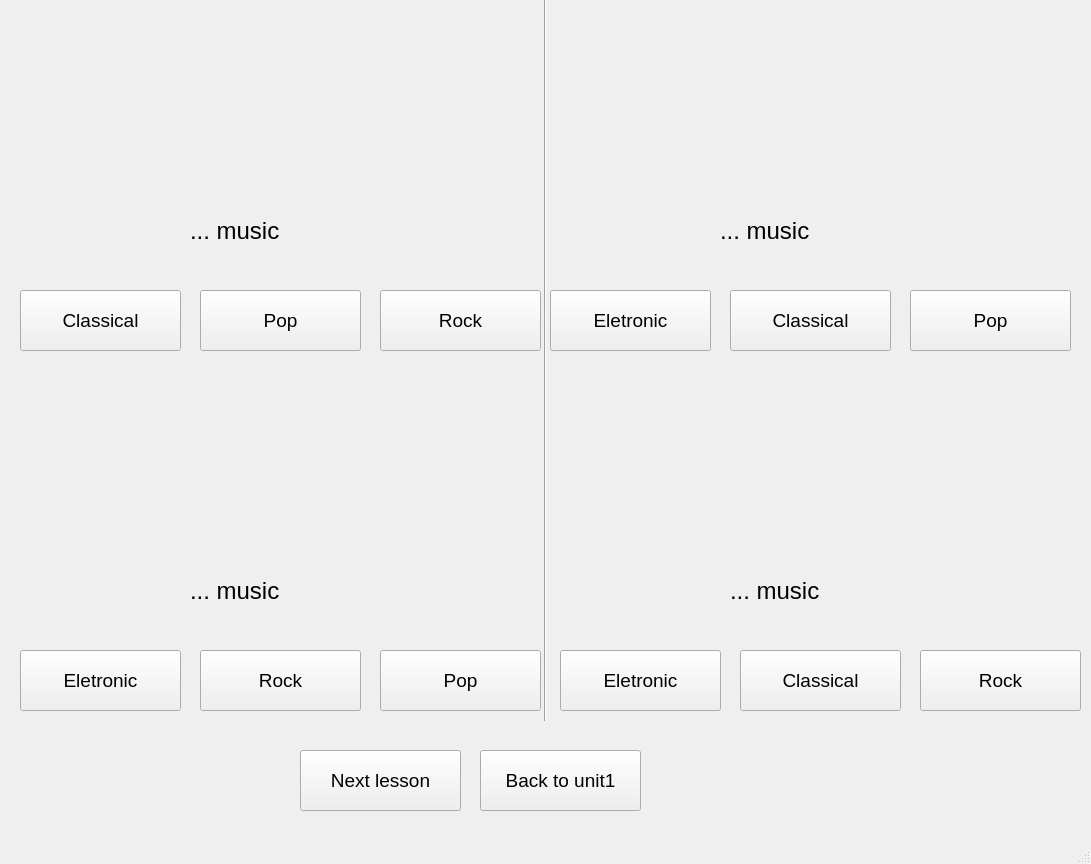
Qt form SPCK/Gui/music4.ui (trongphuc1/TL-C4K-PTI01-) before a commit.
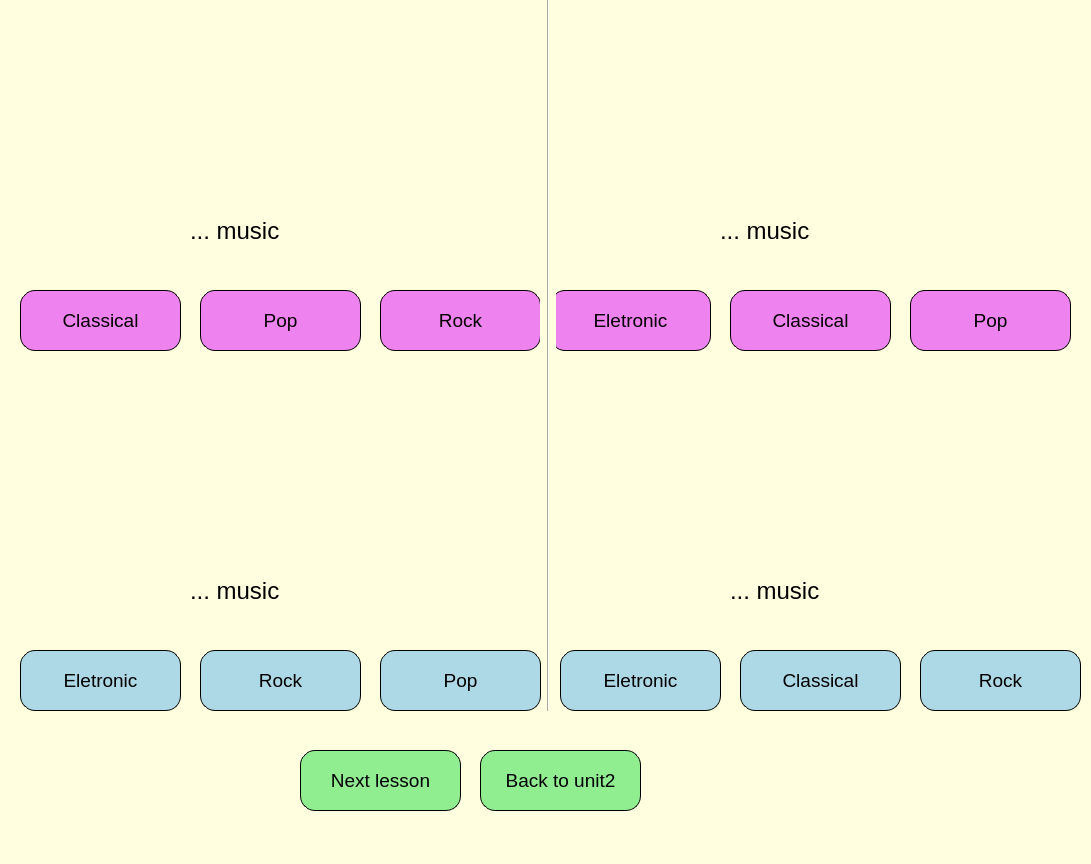
The same form after that commit. Icons and pictures are not drawn.

```diff
--- a/SPCK/Gui/music4.ui
+++ b/SPCK/Gui/music4.ui
@@ -13,6 +13,10 @@
   <property name="windowTitle">
    <string>MainWindow</string>
   </property>
+  <property name="styleSheet">
+   <string notr="true">
+    background-color:lightyellow;</string>
+  </property>
   <widget class="QWidget" name="centralwidget">
    <widget class="QLabel" name="label_2">
     <property name="geometry">
@@ -47,6 +51,12 @@
       <pointsize>14</pointsize>
      </font>
     </property>
+    <property name="styleSheet">
+     <string notr="true">    border-radius: 15px;
+    border: 1px solid black;
+    padding: 5px;
+    background-color:violet;</string>
+    </property>
     <property name="text">
      <string>Classical</string>
     </property>
@@ -65,6 +75,12 @@
       <pointsize>14</pointsize>
      </font>
     </property>
+    <property name="styleSheet">
+     <string notr="true">    border-radius: 15px;
+    border: 1px solid black;
+    padding: 5px;
+    background-color:violet;</string>
+    </property>
     <property name="text">
      <string>Rock</string>
     </property>
@@ -83,6 +99,12 @@
       <pointsize>14</pointsize>
      </font>
     </property>
+    <property name="styleSheet">
+     <string notr="true">    border-radius: 15px;
+    border: 1px solid black;
+    padding: 5px;
+    background-color:violet;</string>
+    </property>
     <property name="text">
      <string>Pop</string>
     </property>
@@ -119,6 +141,12 @@
       <pointsize>14</pointsize>
      </font>
     </property>
+    <property name="styleSheet">
+     <string notr="true">    border-radius: 15px;
+    border: 1px solid black;
+    padding: 5px;
+    background-color:violet;</string>
+    </property>
     <property name="text">
      <string>Pop</string>
     </property>
@@ -137,6 +165,12 @@
       <pointsize>14</pointsize>
      </font>
     </property>
+    <property name="styleSheet">
+     <string notr="true">    border-radius: 15px;
+    border: 1px solid black;
+    padding: 5px;
+    background-color:violet;</string>
+    </property>
     <property name="text">
      <string>Classical</string>
     </property>
@@ -174,6 +208,12 @@
       <pointsize>14</pointsize>
      </font>
     </property>
+    <property name="styleSheet">
+     <string notr="true">    border-radius: 15px;
+    border: 1px solid black;
+    padding: 5px;
+    background-color:violet;</string>
+    </property>
     <property name="text">
      <string>Eletronic</string>
     </property>
@@ -199,9 +239,9 @@
    <widget class="Line" name="line">
     <property name="geometry">
      <rect>
-      <x>470</x>
-      <y>-10</y>
-      <width>151</width>
+      <x>540</x>
+      <y>-20</y>
+      <width>16</width>
       <height>731</height>
      </rect>
     </property>
@@ -241,6 +281,12 @@
       <pointsize>14</pointsize>
      </font>
     </property>
+    <property name="styleSheet">
+     <string notr="true">    border-radius: 15px;
+    border: 1px solid black;
+    padding: 5px;
+    background-color:lightblue;</string>
+    </property>
     <property name="text">
      <string>Pop</string>
     </property>
@@ -259,6 +305,12 @@
       <pointsize>14</pointsize>
      </font>
     </property>
+    <property name="styleSheet">
+     <string notr="true">    border-radius: 15px;
+    border: 1px solid black;
+    padding: 5px;
+    background-color:lightblue;</string>
+    </property>
     <property name="text">
      <string>Eletronic</string>
     </property>
@@ -296,6 +348,12 @@
       <pointsize>14</pointsize>
      </font>
     </property>
+    <property name="styleSheet">
+     <string notr="true">    border-radius: 15px;
+    border: 1px solid black;
+    padding: 5px;
+    background-color:lightblue;</string>
+    </property>
     <property name="text">
      <string>Rock</string>
     </property>
@@ -332,6 +390,12 @@
       <pointsize>14</pointsize>
      </font>
     </property>
+    <property name="styleSheet">
+     <string notr="true">    border-radius: 15px;
+    border: 1px solid black;
+    padding: 5px;
+    background-color:lightblue;</string>
+    </property>
     <property name="text">
      <string>Rock</string>
     </property>
@@ -350,6 +414,12 @@
       <pointsize>14</pointsize>
      </font>
     </property>
+    <property name="styleSheet">
+     <string notr="true">    border-radius: 15px;
+    border: 1px solid black;
+    padding: 5px;
+    background-color:lightblue;</string>
+    </property>
     <property name="text">
      <string>Eletronic</string>
     </property>
@@ -387,6 +457,12 @@
       <pointsize>14</pointsize>
      </font>
     </property>
+    <property name="styleSheet">
+     <string notr="true">    border-radius: 15px;
+    border: 1px solid black;
+    padding: 5px;
+    background-color:lightblue;</string>
+    </property>
     <property name="text">
      <string>Classical</string>
     </property>
@@ -405,6 +481,12 @@
       <pointsize>14</pointsize>
      </font>
     </property>
+    <property name="styleSheet">
+     <string notr="true">    border-radius: 15px;
+    border: 1px solid black;
+    padding: 5px;
+    background-color:lightgreen;</string>
+    </property>
     <property name="text">
      <string>Next lesson</string>
     </property>
@@ -423,8 +505,14 @@
       <pointsize>14</pointsize>
      </font>
     </property>
+    <property name="styleSheet">
+     <string notr="true">    border-radius: 15px;
+    border: 1px solid black;
+    padding: 5px;
+    background-color:lightgreen;</string>
+    </property>
     <property name="text">
-     <string>Back to unit1</string>
+     <string>Back to unit2</string>
     </property>
    </widget>
   </widget>
```
Left out of the diff: 28 changed lines with no effect on the pictures.
